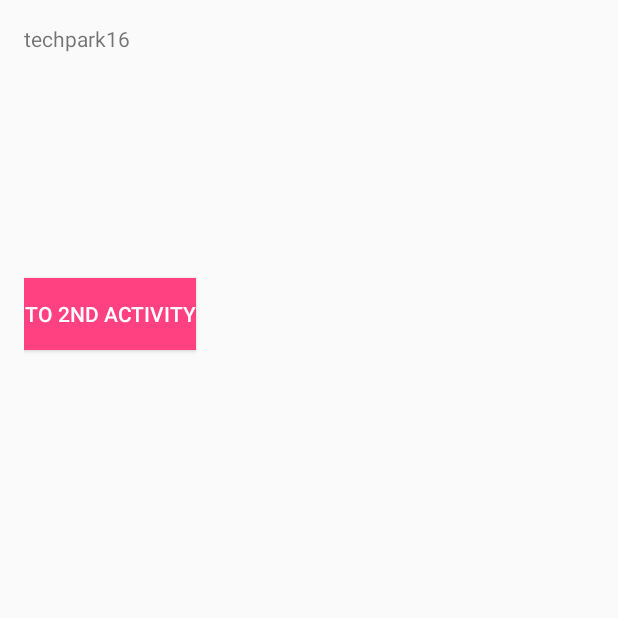
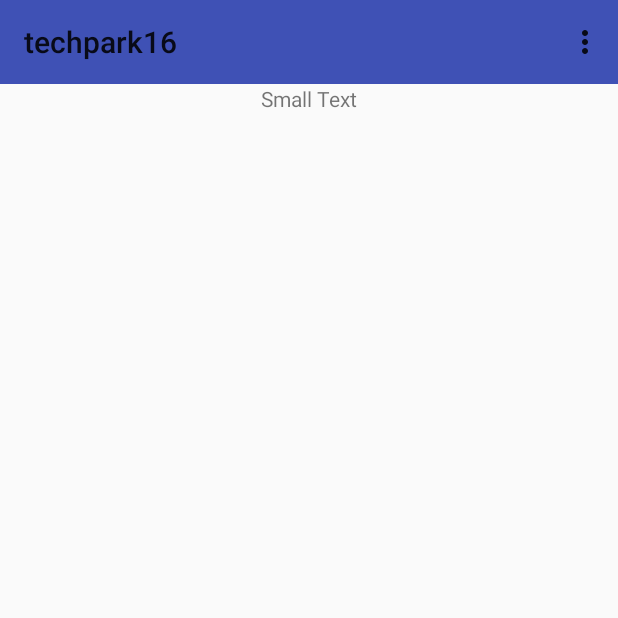
Before and after one commit to crisscuola/vk_secure, an Android app: the screen it shows after launch (MainActivity before the commit, DialogsListActivity after it), on a phone screen of 412 x 824 dp, the top half of it. Run offline under Robolectric (Android 15) with nearby library versions, the light colour scheme and no system bars; libraries missing offline, so code that uses them is left out: com.vk.sdk; 1 statement that could not run was skipped.

Commit message:
menu add

```diff
--- /dev/null
+++ b/app/src/main/java/com/example/kirill/techpark16/DialogsListActivity.java
@@ -0,0 +1,48 @@
+package com.example.kirill.techpark16;
+
+import android.app.Activity;
+import android.os.Bundle;
+import android.support.v7.app.AppCompatActivity;
+import android.support.v7.widget.Toolbar;
+import android.view.Menu;
+import android.view.MenuItem;
+
+import java.security.AccessControlContext;
+
+/**
+ * Created by konstantin on 21.02.16.
+ */
+public class DialogsListActivity extends AppCompatActivity {
+
+    @Override
+    protected void onCreate(Bundle savedInstanceState)  {
+        super.onCreate(savedInstanceState);
+        setContentView(R.layout.dialogs_activity);
+
+        Toolbar myToolbar = (Toolbar) findViewById(R.id.my_toolbar);
+        setSupportActionBar(myToolbar);
+    }
+
+    @Override
+    public boolean onCreateOptionsMenu(Menu menu) {
+        // Inflate the menu; this adds items to the action bar if it is present.
+        getMenuInflater().inflate(R.menu.menu_main, menu);
+        return true;
+    }
+
+    @Override
+    public boolean onOptionsItemSelected(MenuItem item) {
+        // Handle action bar item clicks here. The action bar will
+        // automatically handle clicks on the Home/Up button, so long
+        // as you specify a parent activity in AndroidManifest.xml.
+        int id = item.getItemId();
+
+        //noinspection SimplifiableIfStatement
+        if (id == R.id.action_settings) {
+            return true;
+        }
+
+        return super.onOptionsItemSelected(item);
+    }
+
+}
--- a/app/src/main/java/com/example/kirill/techpark16/MenuActivity.java
+++ b/app/src/main/java/com/example/kirill/techpark16/MenuActivity.java
@@ -29,7 +29,7 @@ public class MenuActivity extends AppCompatActivity {
 
             @Override
             public void onClick(View view) {
-                Intent settingsActivity = new Intent(view.getContext(), MainActivity.class);
+                Intent settingsActivity = new Intent(view.getContext(), SettingsActivity.class);
                 startActivity(settingsActivity);
             }
         });
@@ -39,7 +39,7 @@ public class MenuActivity extends AppCompatActivity {
 
             @Override
             public void onClick(View view) {
-                Intent audioActivity = new Intent(view.getContext(), MainActivity.class);
+                Intent audioActivity = new Intent(view.getContext(), AudioActivity.class);
                 startActivity(audioActivity);
             }
         });
--- /dev/null
+++ b/app/src/main/res/layout/dialogs_activity.xml
@@ -0,0 +1,26 @@
+<?xml version="1.0" encoding="utf-8"?>
+<LinearLayout xmlns:android="http://schemas.android.com/apk/res/android"
+    xmlns:app="http://schemas.android.com/apk/res-auto"
+    android:orientation="vertical"
+    android:layout_width="match_parent"
+    android:layout_height="match_parent"
+    xmlns:tools="http://schemas.android.com/tools"
+    tools:context="com.example.kirill.techpark16.DialogsListActivity">
+
+
+    <android.support.v7.widget.Toolbar
+        android:id="@+id/my_toolbar"
+        android:layout_width="match_parent"
+        android:layout_height="?attr/actionBarSize"
+        android:background="?attr/colorPrimary"
+        android:theme="@style/ThemeOverlay.AppCompat.ActionBar"
+        app:popupTheme="@style/ThemeOverlay.AppCompat.Light"/>
+
+    <TextView
+        android:layout_width="wrap_content"
+        android:layout_height="wrap_content"
+        android:textAppearance="?android:attr/textAppearanceSmall"
+        android:text="Small Text"
+        android:id="@+id/textView2"
+        android:layout_gravity="center_horizontal" />
+</LinearLayout>
--- a/app/src/main/res/menu/menu_main.xml
+++ b/app/src/main/res/menu/menu_main.xml
@@ -1,10 +1,21 @@
 <menu xmlns:android="http://schemas.android.com/apk/res/android"
     xmlns:app="http://schemas.android.com/apk/res-auto"
     xmlns:tools="http://schemas.android.com/tools"
-    tools:context="com.example.kirill.techpark16.MainActivity">
+    tools:context="com.example.kirill.techpark16.DialogsListActivity">
     <item
         android:id="@+id/action_settings"
         android:orderInCategory="100"
-        android:title="@string/action_settings"
+        android:title="Menu"
         app:showAsAction="never" />
+    <item
+        android:id="@+id/action_friend"
+        android:orderInCategory="100"
+        android:title="Friends"
+        app:showAsAction="never" />
+    <item
+        android:id="@+id/action_audio"
+        android:orderInCategory="100"
+        android:title="Audio"
+        app:showAsAction="never" />
+
 </menu>
--- a/app/src/main/res/values/strings.xml
+++ b/app/src/main/res/values/strings.xml
@@ -7,4 +7,5 @@
     <string name="settings">Settings</string>
     <string name="audio">Audio</string>
     <integer name="com_vk_sdk_AppId">5303858</integer>
+    <string name="title_activity_dialogs_test">dialogs_test</string>
 </resources>
```
Also changed, not shown: app/src/main/AndroidManifest.xml (+7 -4 lines), app/src/main/java/com/example/kirill/techpark16/AudioActivity.java (added, +9 -0 lines), app/src/main/java/com/example/kirill/techpark16/MainActivity.java (+7 -2 lines), app/src/main/java/com/example/kirill/techpark16/SettingsActivity.java (added, +9 -0 lines), app/src/main/res/layout/content_dialogs_test.xml (added, +15 -0 lines).
